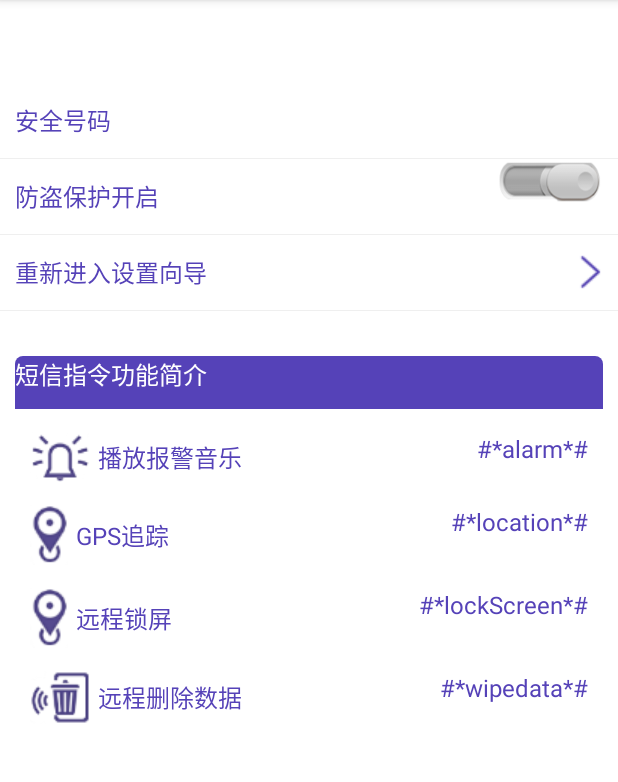
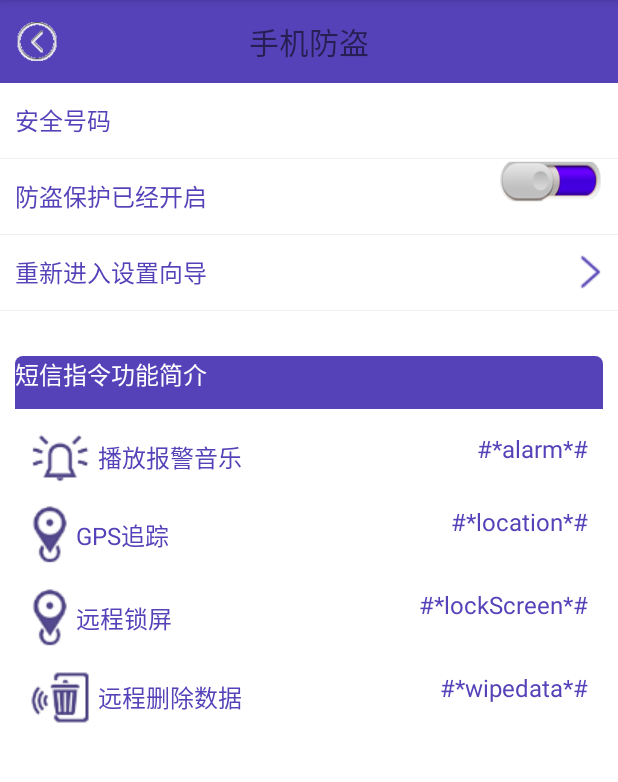
Before and after one commit to 07160820ljl/MobileGuard, an Android app: the LostFindActivity screen opened directly, with no data from a screen before it, on a phone screen of 412 x 824 dp, the part 84-866 px from its top. Run offline under Robolectric (Android 15) with nearby library versions, the phone set to English and light mode, and no system bars; 1 statement that could not run was skipped.

Commit message:
功能：手机防盗界面完善和防盗指令短信功能实现。 时间：10月27日。

```diff
--- a/app/src/main/java/cn/edu/gdmec/android/mobileguard/m2theftguard/LostFindActivity.java
+++ b/app/src/main/java/cn/edu/gdmec/android/mobileguard/m2theftguard/LostFindActivity.java
@@ -1,22 +1,96 @@
 package cn.edu.gdmec.android.mobileguard.m2theftguard;
 
 import android.content.Intent;
+import android.content.SharedPreferences;
 import android.support.v7.app.AppCompatActivity;
 import android.os.Bundle;
 
+import android.view.View;
+import android.widget.CompoundButton;
+import android.widget.ImageView;
+import android.widget.RelativeLayout;
+import android.widget.TextView;
+import android.widget.ToggleButton;
+
+import org.w3c.dom.Text;
+
 import cn.edu.gdmec.android.mobileguard.R;
 
-public class LostFindActivity extends AppCompatActivity {
+public class LostFindActivity extends AppCompatActivity implements View.OnClickListener {
+    private TextView mSafePhoneTV;
+    private RelativeLayout mInterSetupRL;
+    private SharedPreferences msharedPreferences;
+    private ToggleButton mToggleButton;
+    private TextView mProtectStatusTV;
 
     @Override
     protected void onCreate(Bundle savedInstanceState) {
         super.onCreate(savedInstanceState);
         setContentView(R.layout.activity_lost_find);
-        startSetUp1Activity();
+        msharedPreferences = getSharedPreferences("config", MODE_PRIVATE);
+        if (!isSetUp()) {
+            startSetUp1Activity();
+        }
+        initView();
     }
-    private void startSetUp1Activity(){
-        Intent intent = new Intent(LostFindActivity.this,Setup1Activity.class);
+
+    private void initView() {
+        TextView mTitleTV = (TextView) findViewById(R.id.tv_title);
+        mTitleTV.setText("手机防盗");
+        ImageView mLeftImgv = (ImageView) findViewById(R.id.imgv_leftbtn);
+        mLeftImgv.setOnClickListener(this);
+        mLeftImgv.setImageResource(R.drawable.back);
+        findViewById(R.id.rl_titlebar).setBackgroundColor(getResources().getColor(R.color.purple));
+        mSafePhoneTV = (TextView) findViewById(R.id.tv_safephone);
+        mSafePhoneTV.setText(msharedPreferences.getString("safephone", ""));
+        mToggleButton = (ToggleButton) findViewById(R.id.togglebtn_lostfind);
+        mInterSetupRL = (RelativeLayout) findViewById(R.id.rl_inter_setup_wizard);
+        mInterSetupRL.setOnClickListener(this);
+        mProtectStatusTV = (TextView) findViewById(R.id.tv_lostfind_protectstauts);
+        boolean protecting = msharedPreferences.getBoolean("protecting", true);
+        if (protecting) {
+            mProtectStatusTV.setText("防盗保护已经开启");
+            mToggleButton.setChecked(true);
+        }else{
+            mProtectStatusTV.setText("防盗保护没有开启");
+            mToggleButton.setChecked(false);
+        }
+        mToggleButton.setOnCheckedChangeListener(new CompoundButton.OnCheckedChangeListener() {
+
+            @Override
+            public void onCheckedChanged(CompoundButton buttonView, boolean isChecked) {
+                if (isChecked) {
+                    mProtectStatusTV.setText("防盗保护已经开启");
+                } else {
+                    mProtectStatusTV.setText("防盗保护没有开启");
+                }
+                SharedPreferences.Editor editor = msharedPreferences.edit();
+                editor.putBoolean("protecting", isChecked);
+                editor.commit();
+            }
+        });
+    }
+
+
+
+    private boolean isSetUp() {
+        return msharedPreferences.getBoolean("isSetUp", false);
+    }
+
+    private void startSetUp1Activity() {
+        Intent intent = new Intent(LostFindActivity.this, Setup1Activity.class);
         startActivity(intent);
         finish();
     }
+    @Override
+    public void onClick(View view){
+        switch(view.getId()){
+            case R.id.rl_inter_setup_wizard:
+                startSetUp1Activity();
+                break;
+            case R.id.imgv_leftbtn:
+                finish();
+                break;
+        }
+    }
 }
--- a/app/src/main/res/drawable/toggle_btn_bg_selector.xml
+++ b/app/src/main/res/drawable/toggle_btn_bg_selector.xml
@@ -1,6 +1,7 @@
 <?xml version="1.0" encoding="utf-8"?>
 <selector xmlns:android="http://schemas.android.com/apk/res/android">
-    <item android:drawable="@drawable/swtch_btn_on" android:state_checkable="true"/>
-    <item android:drawable="@drawable/switch_btn_off" android:state_checkable="false"/>
+
+    <item android:drawable="@drawable/swtch_btn_on" android:state_checked="true"/>
+    <item android:drawable="@drawable/switch_btn_off" android:state_checked="false"/>
 
 </selector>
--- a/app/src/main/res/layout/activity_lost_find.xml
+++ b/app/src/main/res/layout/activity_lost_find.xml
@@ -34,10 +34,11 @@
         android:layout_height="50dp">
         <TextView
             style="@style/textview16sp"
+            android:id="@+id/tv_lostfind_protectstauts"
             android:layout_alignParentLeft="true"
             android:layout_centerVertical="true"
             android:layout_marginLeft="10dp"
-            android:text="防盗保护开启"
+            android:text="防盗保护是否开启"
             android:textColor="@color/purple"/>
         <ToggleButton
             android:layout_width="70dp"
```
Also changed, not shown: app/src/main/AndroidManifest.xml (+26 -4 lines), app/src/main/java/cn/edu/gdmec/android/mobileguard/m1home/HomeActivity.java (+15 -0 lines), app/src/main/java/cn/edu/gdmec/android/mobileguard/m2theftguard/Setup4Activity.java (+38 -1 lines), app/src/main/java/cn/edu/gdmec/android/mobileguard/m2theftguard/receiver/MyDeviceAdminReceiver.java (added, +16 -0 lines), app/src/main/java/cn/edu/gdmec/android/mobileguard/m2theftguard/receiver/SmsLostFindReceiver.java (added, +65 -0 lines), app/src/main/java/cn/edu/gdmec/android/mobileguard/m2theftguard/service/GPSLocationService.java (added, +88 -0 lines), app/src/main/res/xml/device_admin_sample.xml (added, +8 -0 lines), 1 other file.
